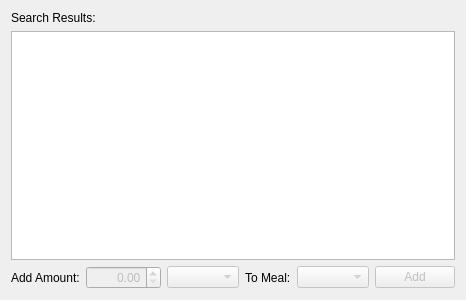
This is src/select_food_control.ui in tylermchenry/nutrition_tracker as Qt 5 draws it before an edit. The edited form follows.
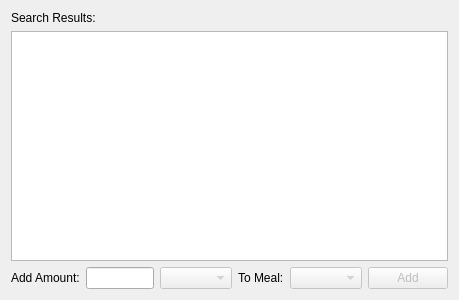
This is the edited form.

Commit message: Change spinbox to text box in Select Food control

```diff
--- a/src/select_food_control.ui
+++ b/src/select_food_control.ui
@@ -41,20 +41,7 @@
       </widget>
      </item>
      <item>
-      <widget class="QDoubleSpinBox" name="dsbAmount">
-       <property name="enabled">
-        <bool>false</bool>
-       </property>
-       <property name="minimumSize">
-        <size>
-         <width>75</width>
-         <height>0</height>
-        </size>
-       </property>
-       <property name="alignment">
-        <set>Qt::AlignRight|Qt::AlignTrailing|Qt::AlignVCenter</set>
-       </property>
-      </widget>
+      <widget class="QLineEdit" name="txtAmount"/>
      </item>
      <item>
       <widget class="QComboBox" name="cbUnit">
```
The commit also changes 1 other file.
